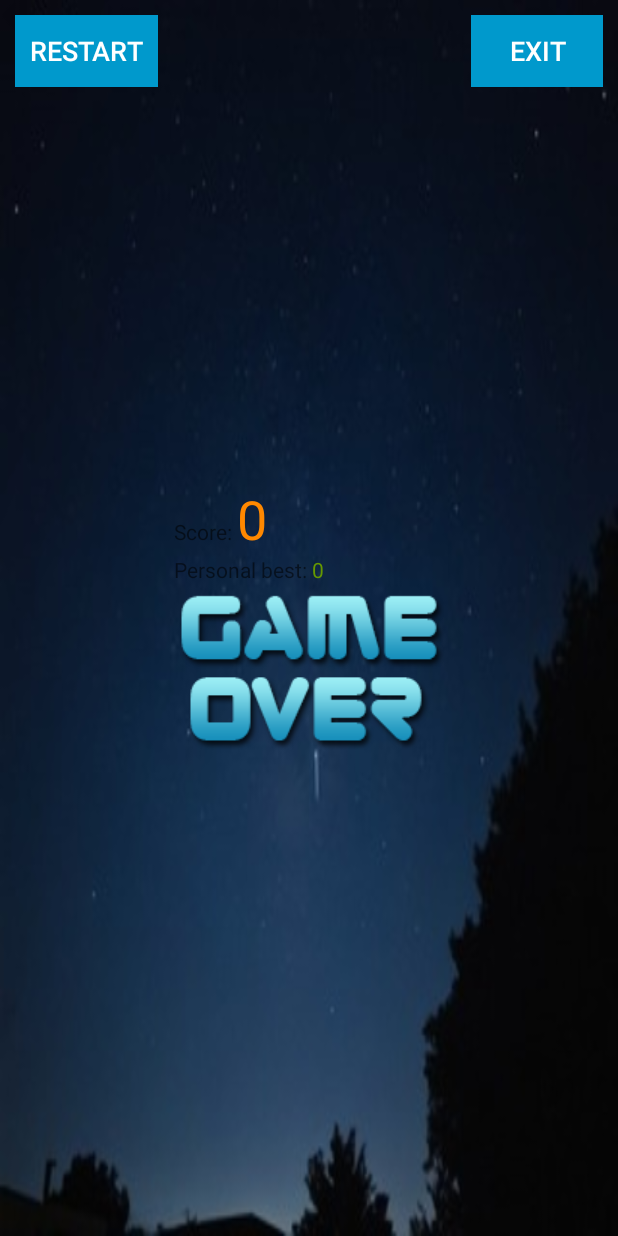
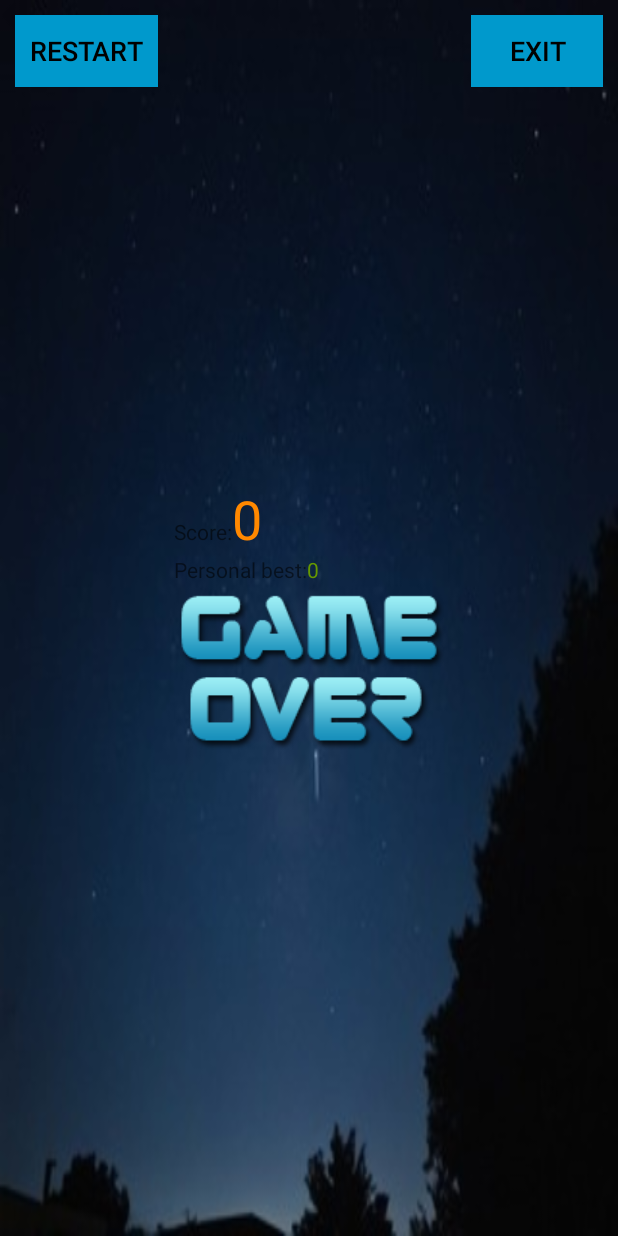
Before and after one commit to prabashwara65/PlaneShooting-Kotlin-Android-Game, an Android app: the GameOver screen opened directly, with no data from a screen before it, on a phone screen of 412 x 824 dp. Run offline under Robolectric (Android 15) with nearby library versions, the phone set to English and light mode, and no system bars; 1 statement that could not run was skipped.

Commit message:
fixed warnings on project

```diff
--- a/app/src/main/AndroidManifest.xml
+++ b/app/src/main/AndroidManifest.xml
@@ -12,7 +12,7 @@
         <activity
             android:name=".MainActivity"
             android:configChanges="orientation|keyboardHidden"
-            android:screenOrientation="portrait"
+            android:screenOrientation="fullSensor"
             android:exported="true">
             <intent-filter>
                 <action android:name="android.intent.action.MAIN" />
--- a/app/src/main/res/layout/game_over.xml
+++ b/app/src/main/res/layout/game_over.xml
@@ -1,6 +1,7 @@
 <?xml version="1.0" encoding="utf-8"?>
 <RelativeLayout xmlns:android="http://schemas.android.com/apk/res/android"
     xmlns:app="http://schemas.android.com/apk/res-auto"
+    xmlns:tools="http://schemas.android.com/tools"
     android:layout_width="match_parent" android:layout_height="match_parent"
     android:padding="10dp"
     android:background="@drawable/nightsky"
@@ -10,31 +11,29 @@
         android:id="@+id/button"
         android:layout_width="wrap_content"
         android:layout_height="wrap_content"
-        android:layout_alignParentLeft="true"
         android:layout_alignParentStart="true"
         android:layout_alignParentTop="true"
         android:text="@string/restart"
         android:onClick="restart"
         android:background="@android:color/holo_blue_dark"
-        android:textColor="#ffffff"
+        android:textColor="#000000"
         android:textSize="18sp"
         android:padding="10dp"
-        />
+        tools:ignore="RelativeOverlap" />
 
     <Button
         android:id="@+id/button2"
         android:layout_width="wrap_content"
         android:layout_height="wrap_content"
         android:layout_alignParentEnd="true"
-        android:layout_alignParentRight="true"
         android:layout_alignParentTop="true"
-        android:text="Exit"
+        android:text="@string/exit"
         android:onClick="exit"
         android:background="@android:color/holo_blue_dark"
-        android:textColor="#ffffff"
+        android:textColor="#000000"
         android:textSize="18sp"
         android:padding="10dp"
-        />
+        tools:ignore="RelativeOverlap" />
 
     <LinearLayout
         android:layout_width="wrap_content"
@@ -51,7 +50,7 @@
             <TextView
                 android:layout_width="wrap_content"
                 android:layout_height="wrap_content"
-                android:text="Score: " />
+                android:text="@string/score" />
 
             <TextView
                 android:id="@+id/tvScore"
@@ -59,7 +58,7 @@
                 android:textColor="@android:color/holo_orange_dark"
                 android:layout_width="wrap_content"
                 android:layout_height="wrap_content"
-                android:text="TextView" />
+                android:text="@string/textview" />
         </LinearLayout>
         <LinearLayout
             android:layout_width="match_parent"
@@ -69,20 +68,21 @@
             <TextView
                 android:layout_width="wrap_content"
                 android:layout_height="wrap_content"
-                android:text="Personal best: " />
+                android:text="@string/personal_best" />
 
             <TextView
                 android:id="@+id/tvPersonalBest"
                 android:textColor="@android:color/holo_green_dark"
                 android:layout_width="wrap_content"
                 android:layout_height="wrap_content"
-                android:text="TextView" />
+                android:text="@string/textview2" />
         </LinearLayout>
 
         <ImageView
             android:id="@+id/imageView"
             android:layout_width="match_parent"
             android:layout_height="wrap_content"
-            android:background="@drawable/game_over" />
+            android:background="@drawable/game_over"
+            android:contentDescription="@string/todo2" />
     </LinearLayout>
 </RelativeLayout>
--- a/app/src/main/res/values/strings.xml
+++ b/app/src/main/res/values/strings.xml
@@ -2,4 +2,10 @@
     <string name="app_name">PlaneShooterKotlin</string>
     <string name="restart">Restart</string>
     <string name="todo">TODO</string>
+    <string name="exit">Exit</string>
+    <string name="score">Score:</string>
+    <string name="textview">TextView</string>
+    <string name="personal_best">Personal best:</string>
+    <string name="textview2">TextView</string>
+    <string name="todo2">TODO</string>
 </resources>
```
